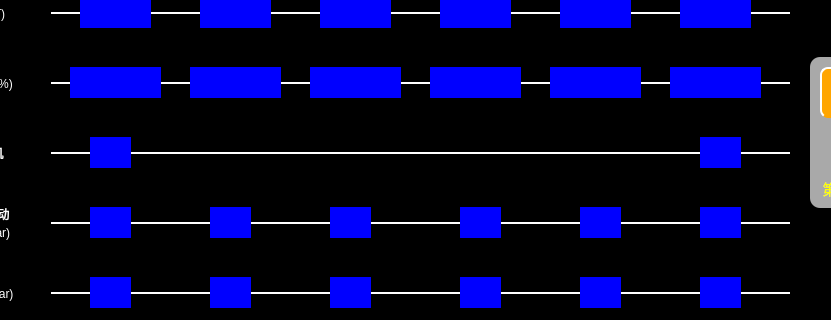
The window that vehicleebcupage2.ui (mayue-crrc/ShenyangMetro9DB) describes before a commit, drawn with Qt 5; both pictures show x 100 to 931 and y 193 to 513 of the 1024 by 513 pixel window.
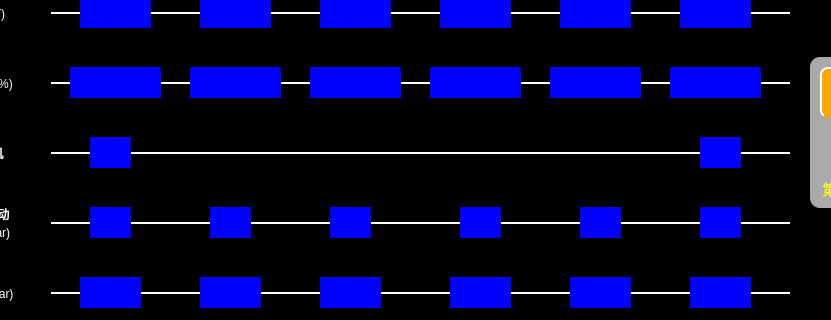
The same window after the commit.

Diff of the .ui file:
```diff
--- a/vehicleebcupage2.ui
+++ b/vehicleebcupage2.ui
@@ -1043,9 +1043,9 @@
   <widget class="QLabel" name="MRPTC1bg1lbl">
    <property name="geometry">
     <rect>
-     <x>190</x>
+     <x>180</x>
      <y>470</y>
-     <width>41</width>
+     <width>61</width>
      <height>31</height>
     </rect>
    </property>
@@ -1059,9 +1059,9 @@
   <widget class="QLabel" name="MRPTC2bg1lbl">
    <property name="geometry">
     <rect>
-     <x>800</x>
+     <x>790</x>
      <y>470</y>
-     <width>41</width>
+     <width>61</width>
      <height>31</height>
     </rect>
    </property>
@@ -1094,9 +1094,9 @@
   <widget class="QLabel" name="MRPMP1bg1lbl">
    <property name="geometry">
     <rect>
-     <x>310</x>
+     <x>300</x>
      <y>470</y>
-     <width>41</width>
+     <width>61</width>
      <height>31</height>
     </rect>
    </property>
@@ -1110,9 +1110,9 @@
   <widget class="QLabel" name="MRPM1bg1lbl">
    <property name="geometry">
     <rect>
-     <x>430</x>
+     <x>420</x>
      <y>470</y>
-     <width>41</width>
+     <width>61</width>
      <height>31</height>
     </rect>
    </property>
@@ -1126,9 +1126,9 @@
   <widget class="QLabel" name="MRPM2bg1lbl">
    <property name="geometry">
     <rect>
-     <x>560</x>
+     <x>550</x>
      <y>470</y>
-     <width>41</width>
+     <width>61</width>
      <height>31</height>
     </rect>
    </property>
@@ -1142,9 +1142,9 @@
   <widget class="QLabel" name="MRPMP2bg1lbl">
    <property name="geometry">
     <rect>
-     <x>680</x>
+     <x>670</x>
      <y>470</y>
-     <width>41</width>
+     <width>61</width>
      <height>31</height>
     </rect>
    </property>
```
Left out of the diff: 8 changed lines with no effect on the pictures.
